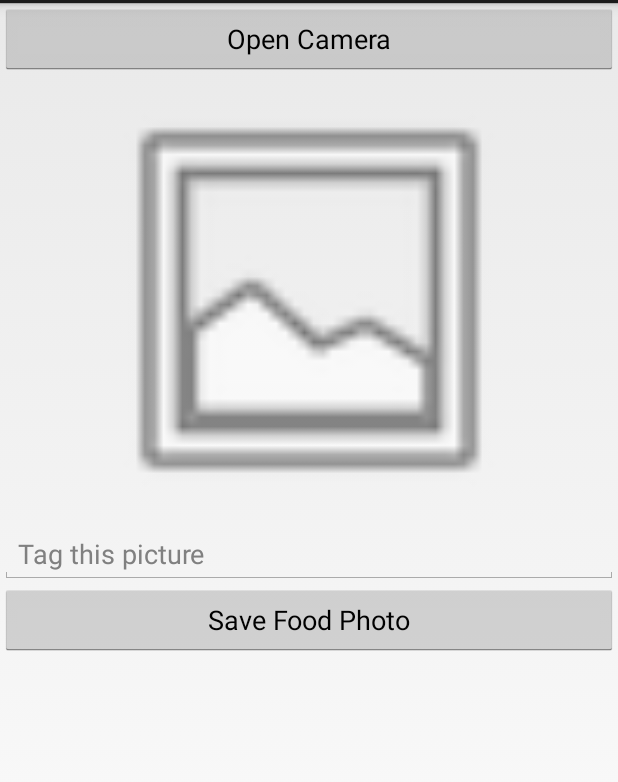
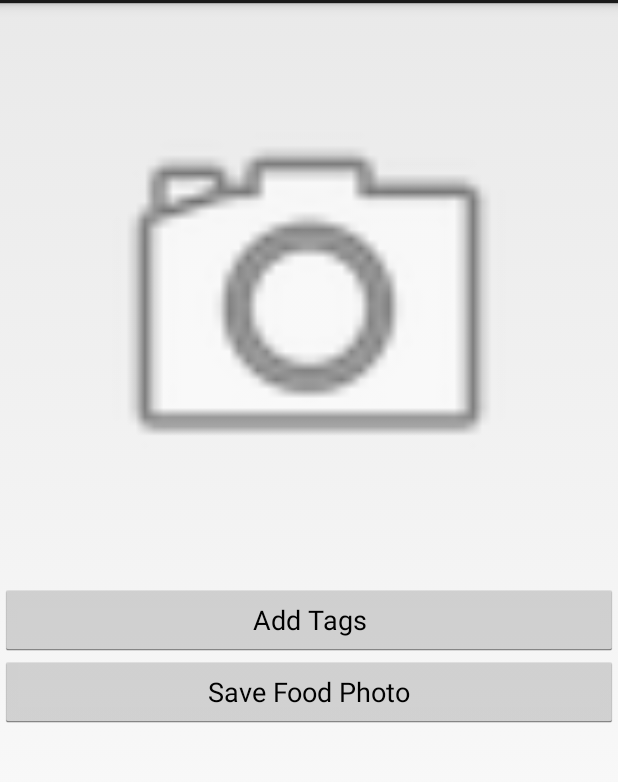
Before and after one commit to ritazevallos/foodrecognitionapp, an Android app: the screen it shows after launch (PictureTakerActivity), after a tap on "Add New Food Photo", on a phone screen of 412 x 824 dp, the part 69-851 px from its top. Run offline under Robolectric (Android 15) with nearby library versions, the phone set to English and light mode, and no system bars.

Commit message:
Can touch photo and get toast of coordinates of touch position

```diff
--- a/app/src/main/java/edu/swarthmore/cs/lab/foodrecognitionapp/FoodPhotoListFragment.java
+++ b/app/src/main/java/edu/swarthmore/cs/lab/foodrecognitionapp/FoodPhotoListFragment.java
@@ -138,6 +138,7 @@ public class FoodPhotoListFragment  extends ListFragment {
 
         if(item.getItemId() == R.id.menu_item_deleteAll){
             mFoodPhotoStore.deleteAllPhotos();
+            openGallery();
 
         }
 
--- a/app/src/main/java/edu/swarthmore/cs/lab/foodrecognitionapp/PictureTakerFragment.java
+++ b/app/src/main/java/edu/swarthmore/cs/lab/foodrecognitionapp/PictureTakerFragment.java
@@ -16,6 +16,7 @@ import android.view.LayoutInflater;
 import android.view.Menu;
 import android.view.MenuInflater;
 import android.view.MenuItem;
+import android.view.MotionEvent;
 import android.view.View;
 import android.view.ViewGroup;
 import android.widget.Button;
@@ -38,10 +39,12 @@ public class PictureTakerFragment extends Fragment {
     public static File mFile;
     public static File mDir;
     public static Bitmap bitmap;
-    public static ImageView _imageView;
+    public static ImageView mImageView;
     private EditText mTagField;
     private FoodPhoto mFoodPhoto;
     private FoodPhotoStore mFoodPhotoStore;
+    private Button retakePhotoButton;
+    public boolean beforePhotoTaken;
     public static final String EXTRA_FOODPHOTO_ID =
             "edu.swarthmore.cs.lab.foodrecognitionapp.foodphoto_id";
 
@@ -53,6 +56,7 @@ public class PictureTakerFragment extends Fragment {
         setHasOptionsMenu(true);
         mFoodPhotoStore = FoodPhotoStore.get(getActivity());
         UUID foodPhotoId = (UUID)getArguments().getSerializable(EXTRA_FOODPHOTO_ID);
+        beforePhotoTaken = true;
 
         CreateDirectoryForPictures();
         mFoodPhoto = mFoodPhotoStore.getFoodPhoto(foodPhotoId);
@@ -62,21 +66,27 @@ public class PictureTakerFragment extends Fragment {
     public View onCreateView(LayoutInflater inflater, ViewGroup parent, Bundle savedInstanceState){
         View v = inflater.inflate(R.layout.activity_picture_taker, parent, false);
 
-        Button cameraButton = (Button)v.findViewById(R.id.cameraButton);
-        cameraButton.setOnClickListener(new View.OnClickListener() {
-            @Override
-            public void onClick(View v) {
-                TakeAPicture();
-            }
-        });
+//        Button cameraButton = (Button)v.findViewById(R.id.cameraButton);
+//        cameraButton.setOnClickListener(new View.OnClickListener() {
+//            @Override
+//            public void onClick(View v) {
+//                TakeAPicture();
+//            }
+//        });
+        retakePhotoButton = (Button)v.findViewById(R.id.retake_photo_button);
+        if(beforePhotoTaken) {
+            retakePhotoButton.setVisibility(View.INVISIBLE);
+        } else {
+            retakePhotoButton.setVisibility(View.VISIBLE);
+        }
+
 
         Button saveButton = (Button)v.findViewById(R.id.saveButton);
         saveButton.setOnClickListener(new View.OnClickListener() {
             @Override
             public void onClick(View v) {
                 if (mTagField.toString().isEmpty()){
-                    Context context = getActivity();
-                    Toast toast = Toast.makeText(context, "Remember to tag your photo", Toast.LENGTH_SHORT);
+                    Toast toast = Toast.makeText(getActivity(), "Remember to tag your photo", Toast.LENGTH_SHORT);
                     toast.show();
                 } else{
                     mFoodPhotoStore.addFoodPhoto(mFoodPhoto);
@@ -87,6 +97,7 @@ public class PictureTakerFragment extends Fragment {
         });
 
         mTagField = (EditText)v.findViewById(R.id.pictureTag);
+        mTagField.setVisibility(View.INVISIBLE);
         mTagField.setTag(mFoodPhoto.getTags());
 
         mTagField.addTextChangedListener(new TextWatcher() {
@@ -112,12 +123,44 @@ public class PictureTakerFragment extends Fragment {
             }
         });
 
-        _imageView = (ImageView)v.findViewById(R.id.imageView1);
+        mImageView = (ImageView)v.findViewById(R.id.imageView1);
         if (bitmap != null) {
-            _imageView.setImageBitmap(bitmap);
+            mImageView.setImageBitmap(bitmap);
             bitmap = null;
         }
+
+//            mImageView.setOnClickListener(new View.OnClickListener() {
+//
+//
+//                    @Override
+//                    public void onClick(View v) {
+//
+//                        if (beforePhotoTaken) {
+//                            TakeAPicture();
+//
+//                        }
+//                    }
+//
+//            });
+
+        mImageView.setOnTouchListener(new View.OnTouchListener(){
+            @Override
+            public boolean onTouch(View v, MotionEvent event){
+                if (beforePhotoTaken){
+                    TakeAPicture();
+                }
+                else {
+                    // TODO: make toast only show after picture has actually been taken
+                    Toast toast = Toast.makeText(getActivity(), "Touched the location" + event.getX() + "," + event.getY(), Toast.LENGTH_SHORT);
+                    toast.show();
+                    mTagField.setVisibility(View.VISIBLE);
+                }
+                return true;
+            }
+        });
+
         return v;
+
 
     }
 
@@ -141,6 +184,7 @@ public class PictureTakerFragment extends Fragment {
 
         intent.putExtra(MediaStore.EXTRA_OUTPUT, Uri.fromFile(mFile));
 
+        beforePhotoTaken = false;
         startActivityForResult(intent, 0);
     }
 
@@ -149,6 +193,7 @@ public class PictureTakerFragment extends Fragment {
         Log.d(TAG, "in onActivityResult");
 
         super.onActivityResult(requestCode,resultCode,data);
+
 
         // make it available in the gallery
         Intent mediaScanIntent = new Intent(Intent.ACTION_MEDIA_SCANNER_SCAN_FILE);
@@ -168,7 +213,7 @@ public class PictureTakerFragment extends Fragment {
             // TODO Auto-generated catch block
             e1.printStackTrace();
         }
-        _imageView.setImageBitmap(bitmap);
+        mImageView.setImageBitmap(bitmap);
     }
 
 
--- a/app/src/main/res/layout/activity_picture_taker.xml
+++ b/app/src/main/res/layout/activity_picture_taker.xml
@@ -4,12 +4,12 @@
               android:layout_width="fill_parent"
               android:layout_height="fill_parent">
     <Button
-        android:id="@+id/cameraButton"
+        android:id="@+id/retake_photo_button"
         android:layout_width="fill_parent"
         android:layout_height="wrap_content"
-        android:text="@string/openCamera" />
+        android:text="@string/retake_photo_button" />
     <ImageView
-        android:src="@android:drawable/ic_menu_gallery"
+        android:src="@android:drawable/ic_menu_camera"
         android:layout_width="fill_parent"
         android:layout_height="300.0dp"
         android:id="@+id/imageView1"
@@ -21,8 +21,14 @@
         android:id = "@+id/pictureTag"
         android:hint="@string/pictureTagHint"/>
     <Button
+        android:id="@+id/add_tags_button"
+        android:layout_width="fill_parent"
+        android:layout_height="wrap_content"
+        android:text="@string/add_tags_button" />
+    <Button
         android:id="@+id/saveButton"
         android:layout_width="fill_parent"
         android:layout_height="wrap_content"
         android:text="@string/saveButton" />
+
 </LinearLayout>
--- a/app/src/main/res/values/strings.xml
+++ b/app/src/main/res/values/strings.xml
@@ -14,5 +14,7 @@
     <string name="todays_menu">Today\'s Sharples Menu</string>
     <string name="main_menu_title">Main Menu</string>
     <string name="menu_item_deleteAll">Delete All Photos</string>
+    <string name="add_tags_button">Add Tags</string>
+    <string name="retake_photo_button">Retake Photo</string>
 
 </resources>
```
Also changed, not shown: 14 other files.
